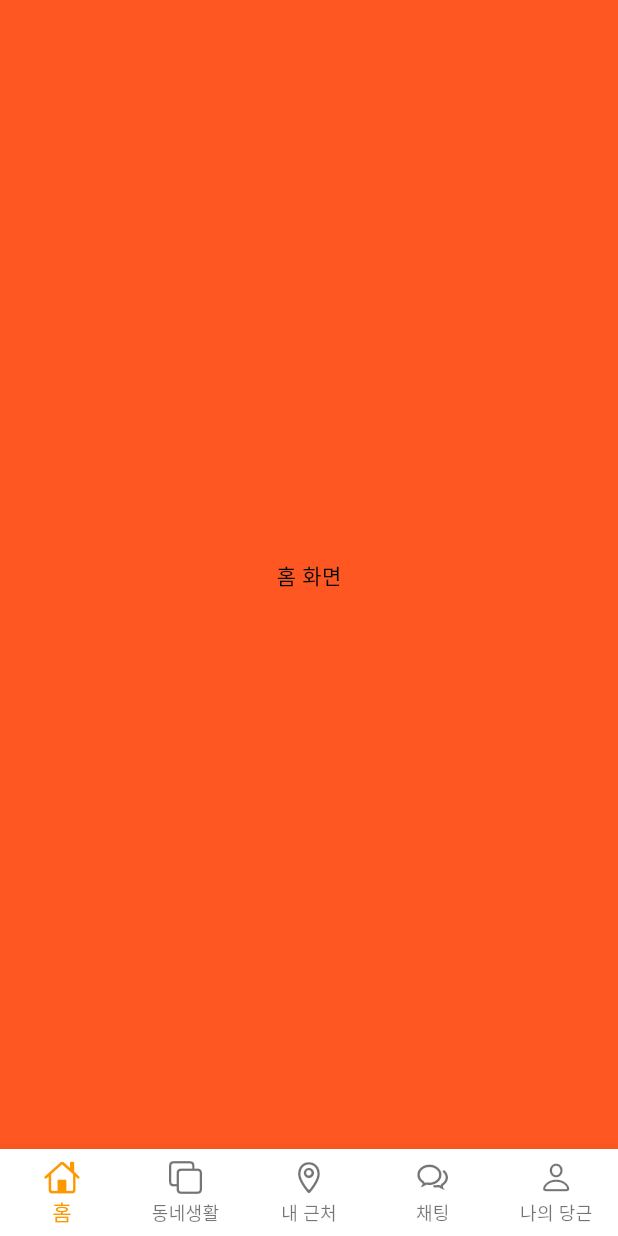
After one commit to LifeIsOne/Flutter-Danggeun, a Flutter app: the screen it shows after launch, on a phone screen of 412 x 824 dp. The commit adds this screen. Run offline on Flutter 3.47's test engine with Material 3 defaults, Android fonts, the phone set to English and light mode, and no system bars; our stand-ins replace google_fonts.

Commit message:
화면 분리

```diff
--- /dev/null
+++ b/lib/screens/01_home/HomeScreen.dart
@@ -0,0 +1,14 @@
+import 'package:flutter/cupertino.dart';
+
+class HomeScreen extends StatelessWidget {
+  const HomeScreen({
+    super.key,
+  });
+
+  @override
+  Widget build(BuildContext context) {
+    return Center(
+      child: Text("홈 화면"),
+    );
+  }
+}
--- a/lib/screens/main_screen.dart
+++ b/lib/screens/main_screen.dart
@@ -1,5 +1,11 @@
 import 'package:flutter/cupertino.dart';
 import 'package:flutter/material.dart';
+
+import '01_home/HomeScreen.dart';
+import '02_neighborhood_life/eighborhoodLifeScreen.dart';
+import '03_near_me/NearMeScreen.dart';
+import '04_chatting/ChattingScreen.dart';
+import '05_my_carrot/my_carrot_screen.dart';
 
 class MainScreen extends StatefulWidget {
   const MainScreen({
@@ -19,26 +25,15 @@ class _MainScreensState extends State<MainScreen> {
       body: IndexedStack(
         index: _selectedIndex,
         children: [
-          /* index: 0*/
-          Center(
-            child: Text("홈 화면"),
-          ),
-          /* index: 1*/
-          Center(
-            child: Text("동네생활 화면"),
-          ),
-          /* index: 2*/
-          Center(
-            child: Text("내 근처 화면"),
-          ),
-          /* index: 3*/
-          Center(
-            child: Text("채팅 화면"),
-          ),
-          /* index: 4*/
-          Center(
-            child: Text("나의 당근 화면"),
-          ),
+          HomeScreen(),
+          /* index: 1, 동네생활*/
+          NeighborhoodLifeScreen(),
+          /* index: 2, 내 근처*/
+          NearMeScreen(),
+          /* index: 3, 채팅*/
+          ChattingScreen(),
+          /* index: 4, 나의 당근*/
+          MyCarrotScreen(),
         ],
       ),
       bottomNavigationBar: BottomNavigationBar( /* 하단 아이콘 셀렉 바*/
```
Also changed, not shown: lib/screens/02_neighborhood_life/eighborhoodLifeScreen.dart (added, +14 -0 lines), lib/screens/03_near_me/NearMeScreen.dart (added, +14 -0 lines), lib/screens/04_chatting/ChattingScreen.dart (added, +14 -0 lines), lib/screens/05_my_carrot/my_carrot_screen.dart (added, +14 -0 lines).
